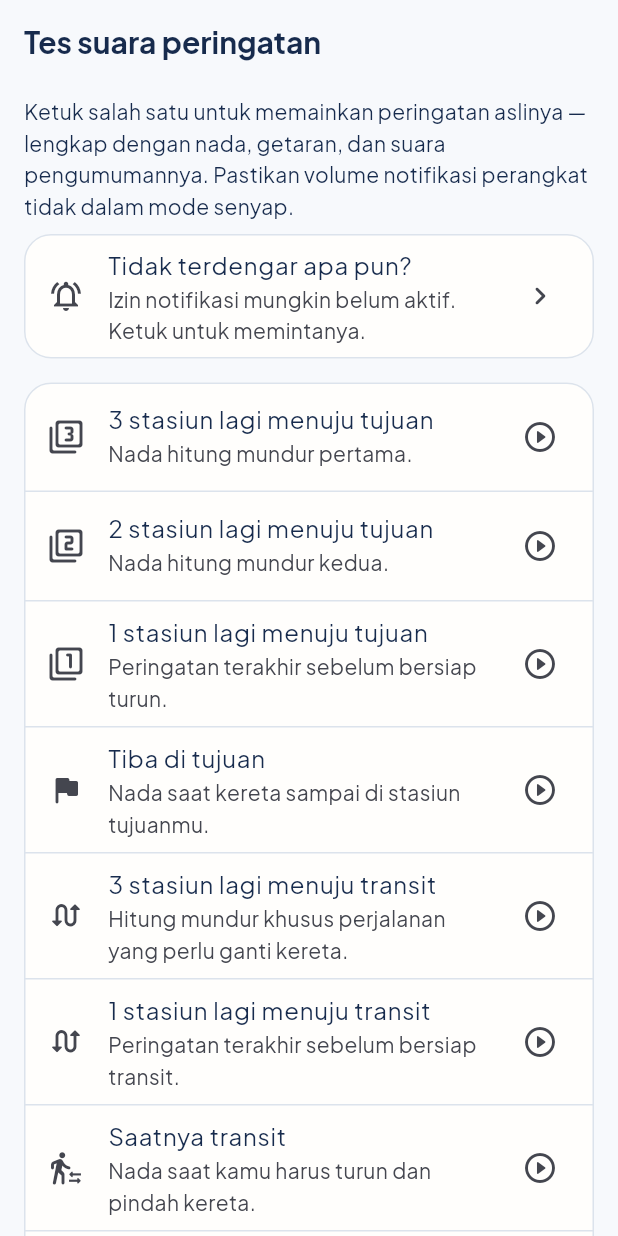
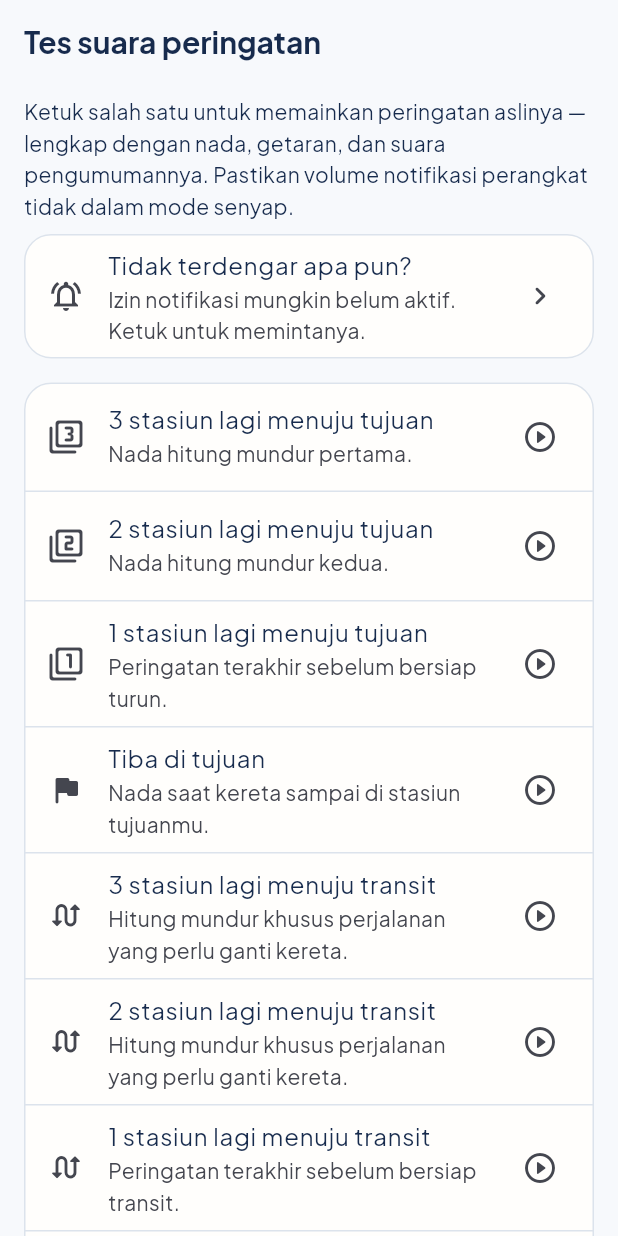
Before and after one commit to azizuzezo/teman-kereta, a Flutter app: the SoundTestPage screen opened by its route, on a phone screen of 412 x 824 dp. Run offline on Flutter 3.47's test engine with Material 3 defaults, Android fonts, the phone set to English and light mode, and no system bars; our stand-ins replace audioplayers, cached_network_image, clock, connectivity_plus, dio, drift and 16 more; accounts and stored records are empty.

Commit message:
Replace stop-alert sound with a real alarm and add a dedicated alarm player
Swaps alert_terlewat.wav for a proper looping alarm.mp3/terlewat.mp3 pair
played through a new AlarmService (audioplayers-based, sets audio mode so
volume/speakerphone behave correctly), instead of the one-shot
notification sound used before. Sound test page and pubspec updated to
match.

Co-Authored-By: Claude Sonnet 5 <noreply@anthropic.com>

```diff
--- a/lib/features/settings/presentation/sound_test_page.dart
+++ b/lib/features/settings/presentation/sound_test_page.dart
@@ -102,6 +102,19 @@ class _SoundTestPageState extends ConsumerState<SoundTestPage> {
         icon: Icons.swap_calls_rounded,
         play: () => notifications.showTransferApproachingAlert(
           remainingStops: 3,
+          stationName: 'Manggarai',
+          isDemo: false,
+          vibrate: vibrate,
+          log: false,
+        ),
+      ),
+      _SoundTestEntry(
+        key: 'transit_2',
+        title: '2 stasiun lagi menuju transit',
+        subtitle: 'Hitung mundur khusus perjalanan yang perlu ganti kereta.',
+        icon: Icons.swap_calls_rounded,
+        play: () => notifications.showTransferApproachingAlert(
+          remainingStops: 2,
           stationName: 'Manggarai',
           isDemo: false,
           vibrate: vibrate,
--- a/pubspec.yaml
+++ b/pubspec.yaml
@@ -1,7 +1,7 @@
 name: teman_kereta
 description: Pendamping perjalanan KRL yang berjalan local-first dan offline-capable.
 publish_to: none
-version: 1.0.13+14
+version: 1.0.14+15
 
 
 environment:
@@ -15,6 +15,7 @@ dependencies:
     sdk: flutter
 
   archive: ^4.0.9
+  audioplayers: ^6.8.1
   cached_network_image: ^3.4.1
   clock: ^1.1.2
   connectivity_plus: ^7.3.1
@@ -65,6 +66,7 @@ flutter:
   uses-material-design: true
   assets:
     - assets/branding/
+    - assets/alarm.mp3
   fonts:
     - family: PlusJakartaSans
       fonts:
```
Also changed, not shown: lib/core/notifications/alarm_service.dart (added, +58 -0 lines), lib/core/notifications/local_notification_service.dart (+73 -6 lines), pubspec.lock, 10 other files.
